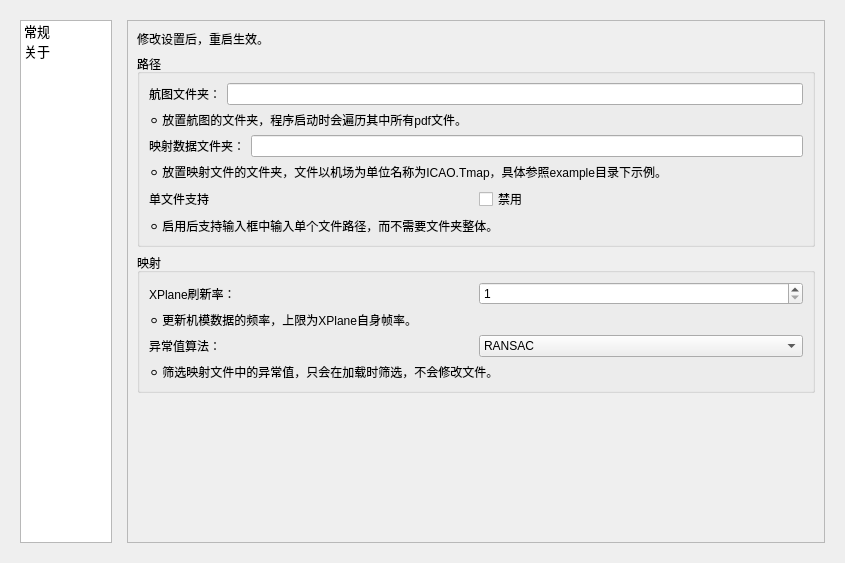
Qt form src/gui/options_widget.ui (Eyderoe/ChartNavigation) before a commit.
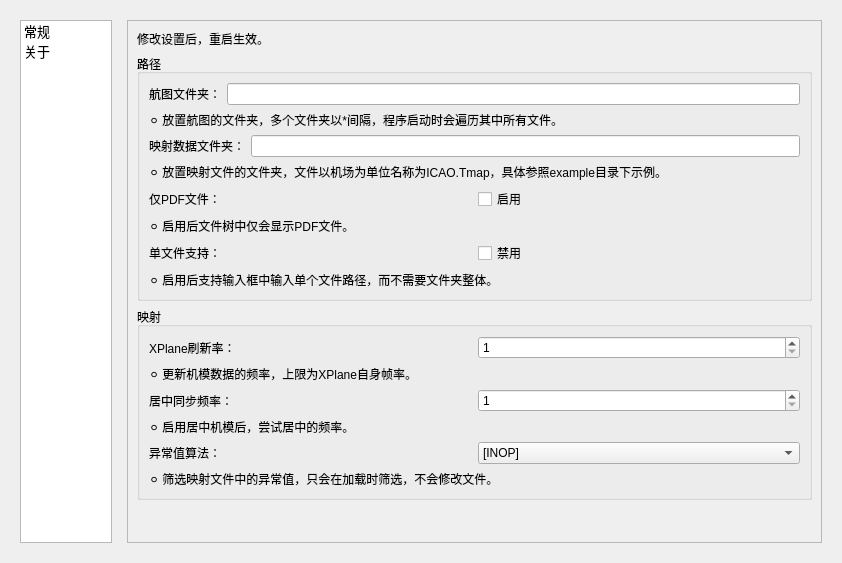
The same form after that commit.

What changed in the file:
```diff
--- a/src/gui/options_widget.ui
+++ b/src/gui/options_widget.ui
@@ -6,7 +6,7 @@
    <rect>
     <x>0</x>
     <y>0</y>
-    <width>845</width>
+    <width>842</width>
     <height>563</height>
    </rect>
   </property>
@@ -96,7 +96,7 @@
            <rect>
             <x>0</x>
             <y>0</y>
-            <width>734</width>
+            <width>731</width>
             <height>525</height>
            </rect>
           </property>
@@ -137,7 +137,7 @@
               <item>
                <widget class="QLabel" name="label_5">
                 <property name="text">
-                 <string>⚪ 放置航图的文件夹，程序启动时会遍历其中所有pdf文件。</string>
+                 <string>⚪ 放置航图的文件夹，多个文件夹以*间隔，程序启动时会遍历其中所有文件。</string>
                 </property>
                </widget>
               </item>
@@ -162,12 +162,37 @@
                 </property>
                </widget>
               </item>
+              <item>
+               <layout class="QHBoxLayout" name="horizontalLayout_10">
+                <item>
+                 <widget class="QLabel" name="label_26">
+                  <property name="text">
+                   <string>仅PDF文件：</string>
+                  </property>
+                 </widget>
+                </item>
+                <item>
+                 <widget class="QCheckBox" name="onlyPdf_checkBox">
+                  <property name="text">
+                   <string>启用</string>
+                  </property>
+                 </widget>
+                </item>
+               </layout>
+              </item>
+              <item>
+               <widget class="QLabel" name="label_27">
+                <property name="text">
+                 <string>⚪ 启用后文件树中仅会显示PDF文件。</string>
+                </property>
+               </widget>
+              </item>
               <item>
                <layout class="QHBoxLayout" name="horizontalLayout_8">
                 <item>
                  <widget class="QLabel" name="label_22">
                   <property name="text">
-                   <string>单文件支持</string>
+                   <string>单文件支持：</string>
                   </property>
                  </widget>
                 </item>
@@ -230,6 +255,34 @@
                 </property>
                </widget>
               </item>
+              <item>
+               <layout class="QHBoxLayout" name="horizontalLayout_9">
+                <item>
+                 <widget class="QLabel" name="label_24">
+                  <property name="text">
+                   <string>居中同步频率：</string>
+                  </property>
+                 </widget>
+                </item>
+                <item>
+                 <widget class="QSpinBox" name="centerFreq_spinBox">
+                  <property name="minimum">
+                   <number>1</number>
+                  </property>
+                  <property name="maximum">
+                   <number>60</number>
+                  </property>
+                 </widget>
+                </item>
+               </layout>
+              </item>
+              <item>
+               <widget class="QLabel" name="label_25">
+                <property name="text">
+                 <string>⚪ 启用居中机模后，尝试居中的频率。</string>
+                </property>
+               </widget>
+              </item>
               <item>
                <layout class="QHBoxLayout" name="horizontalLayout_5">
                 <item>
@@ -243,17 +296,7 @@
                  <widget class="QComboBox" name="comboBox">
                   <item>
                    <property name="text">
-                    <string>RANSAC</string>
-                   </property>
-                  </item>
-                  <item>
-                   <property name="text">
-                    <string>MAD</string>
-                   </property>
-                  </item>
-                  <item>
-                   <property name="text">
-                    <string>IRQ</string>
+                    <string>[INOP]</string>
                    </property>
                   </item>
                  </widget>
```
Left out of the diff: 6 changed lines with no effect on the pictures.
